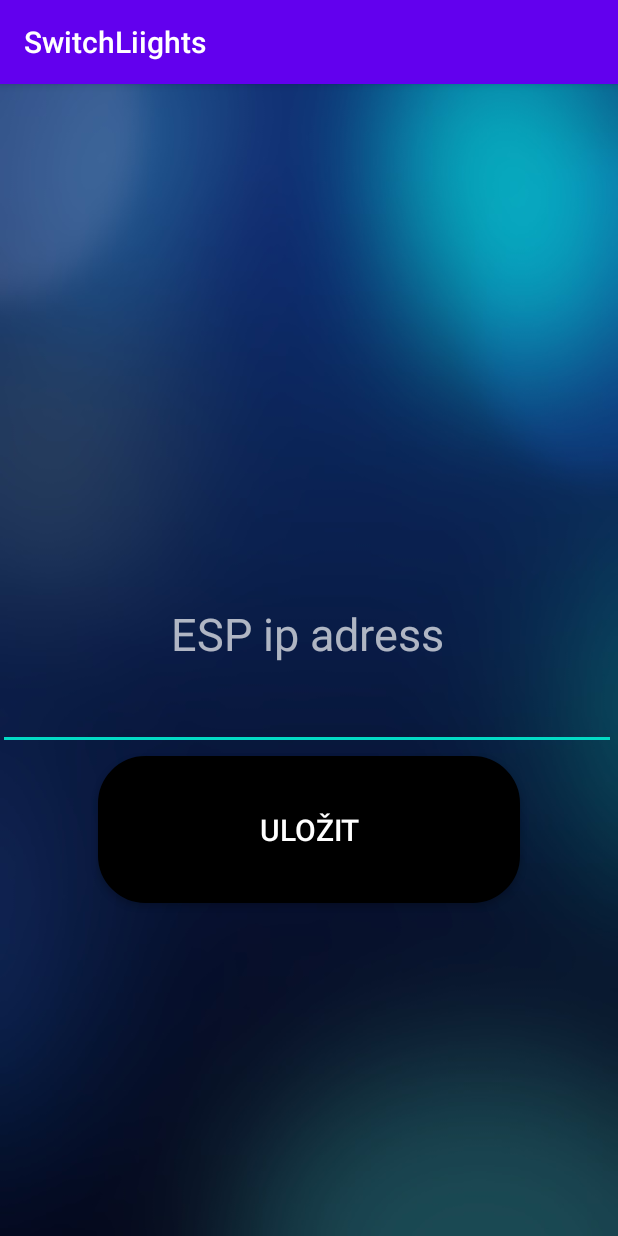
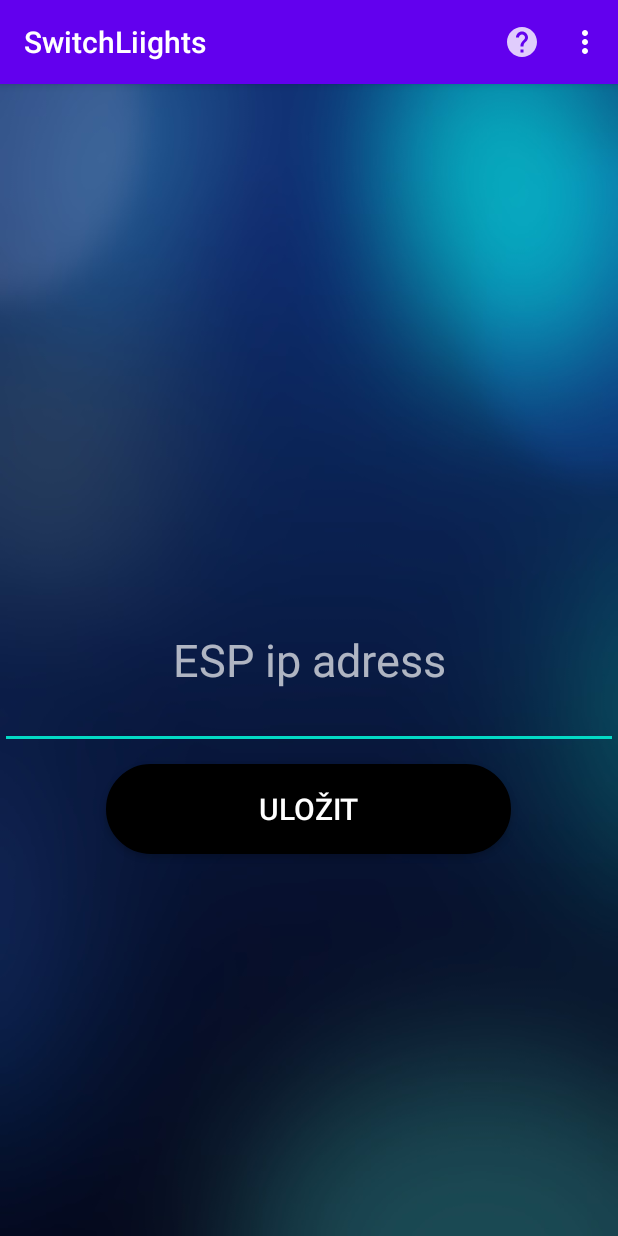
Before and after one commit to realfaid/SchoolProject, an Android app: the SettingsActivity screen opened directly, with no data from a screen before it, on a phone screen of 412 x 824 dp. Run offline under Robolectric (Android 15) with nearby library versions, the phone set to English and light mode, and no system bars.

Commit message:
male zmeny, xml settings

```diff
--- a/SchoolProject/app/src/main/res/layout/settings_layout.xml
+++ b/SchoolProject/app/src/main/res/layout/settings_layout1.xml
@@ -1,5 +1,6 @@
 <?xml version="1.0" encoding="utf-8"?>
-<RelativeLayout xmlns:android="http://schemas.android.com/apk/res/android"
+<androidx.constraintlayout.widget.ConstraintLayout
+    xmlns:android="http://schemas.android.com/apk/res/android"
     xmlns:app="http://schemas.android.com/apk/res-auto"
     xmlns:tools="http://schemas.android.com/tools"
     android:layout_width="match_parent"
@@ -9,6 +10,8 @@
 
 
     <EditText
+
+
         android:id="@+id/ipadd"
         android:layout_width="match_parent"
         android:layout_height="118dp"
@@ -16,15 +19,16 @@
         android:layout_alignParentTop="true"
         android:layout_alignParentEnd="true"
         android:layout_alignParentBottom="true"
-        android:layout_marginStart="-1dp"
-        android:layout_marginTop="289dp"
-        android:layout_marginEnd="1dp"
-        android:layout_marginBottom="324dp"
         android:gravity="center"
         android:hint="ESP ip adress"
         android:textColor="#FFFFFF"
         android:textColorHint="#ADFFFFFF"
-        android:textSize="30dp" />
+        android:textSize="30dp"
+        app:layout_constraintBottom_toBottomOf="parent"
+        app:layout_constraintEnd_toEndOf="parent"
+        app:layout_constraintStart_toStartOf="parent"
+        app:layout_constraintTop_toTopOf="parent"
+        tools:ignore="MissingConstraints" />
 
     <Button
         android:id="@+id/click"
@@ -35,14 +39,17 @@
         android:layout_alignParentTop="true"
         android:layout_alignParentEnd="true"
         android:layout_alignParentBottom="true"
-        android:layout_marginStart="65dp"
-        android:layout_marginTop="448dp"
-        android:layout_marginEnd="65dp"
-        android:layout_marginBottom="222dp"
         android:background="@drawable/btn_background"
         android:onClick="btnSaveClicked"
         android:text="Uložit"
         android:textColor="#FFFFFF"
-        android:textSize="20dp" />
+        android:textSize="20dp"
+        app:layout_constraintBottom_toBottomOf="parent"
+        app:layout_constraintEnd_toEndOf="parent"
+        app:layout_constraintHorizontal_bias="0.496"
+        app:layout_constraintStart_toStartOf="parent"
+        app:layout_constraintTop_toTopOf="parent"
+        app:layout_constraintVertical_bias="0.64"
+        tools:ignore="MissingConstraints" />
 
-</RelativeLayout>
+</androidx.constraintlayout.widget.ConstraintLayout>
```
Also changed, not shown: SchoolProject/app/src/main/java/com/example/schoolproject/SettingsActivity.java (+36 -1 lines).
